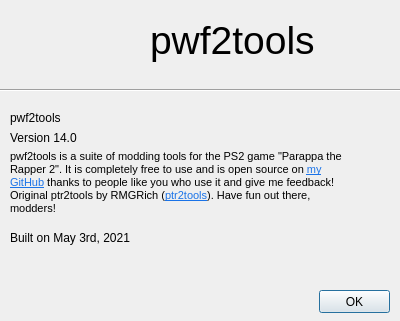
First picture: the form in QtGUI/pwf2about.ui, repository pahaze/pwf2tools-cpp, before the edit.
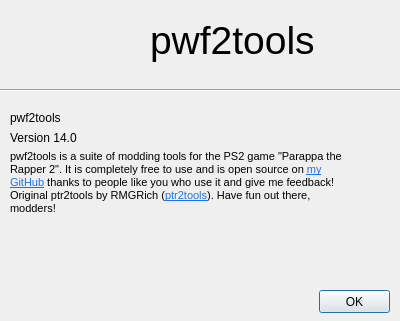
Second picture: the form after the edit. Icons and pictures are not drawn.

Commit message: Forgot about the about dialog. Irony.

What changed in the file:
```diff
--- a/QtGUI/pwf2about.ui
+++ b/QtGUI/pwf2about.ui
@@ -137,7 +137,7 @@
     </rect>
    </property>
    <property name="text">
-    <string>Built on May 3rd, 2021</string>
+    <string/>
    </property>
   </widget>
   <widget class="QLabel" name="label">
```
